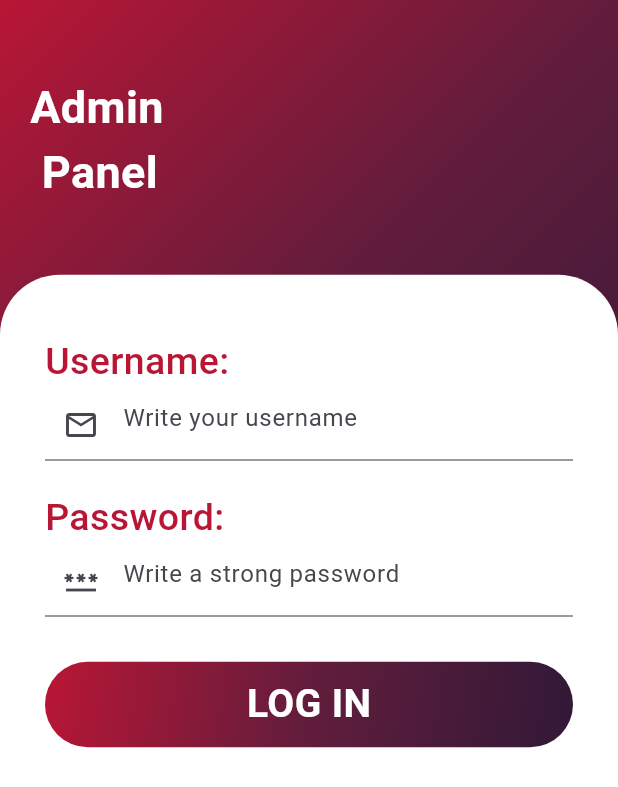
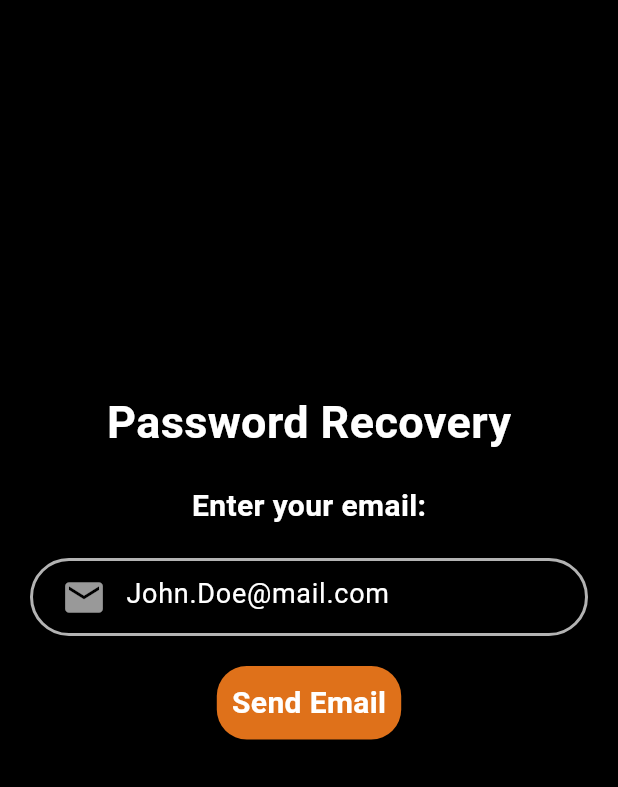
Before and after one commit to ralmutaweh/barber-booking-app-fluttter-version2, a Flutter app: the screen it shows after launch, on a phone screen of 412 x 824 dp. Shown: the top 787 px of the screen. Run offline on Flutter 3.47's test engine with Material 3 defaults, Android fonts, the phone set to English and light mode, and no system bars; our stand-ins replace cloud_firestore, firebase_auth, firebase_core, random_string, shared_preferences; accounts and stored records are empty.

Commit message:
Password recovery implementation

```diff
--- a/lib/main.dart
+++ b/lib/main.dart
@@ -1,6 +1,7 @@
 import 'package:barber_booking_app/Admin/admin_login.dart';
 import 'package:barber_booking_app/Admin/booking_admin.dart';
 import 'package:barber_booking_app/pages/booking.dart';
+import 'package:barber_booking_app/pages/forget_password.dart';
 import 'package:barber_booking_app/pages/home.dart';
 import 'package:barber_booking_app/pages/login.dart';
 import 'package:barber_booking_app/pages/onboarding.dart';
@@ -28,7 +29,7 @@ class MyApp extends StatelessWidget {
       theme: ThemeData(
         colorScheme: ColorScheme.fromSeed(seedColor: Colors.deepPurple),
       ),
-      home: AdminLogin(),
+      home: ForgetPassword(),
     );
   }
 }
--- /dev/null
+++ b/lib/pages/forget_password.dart
@@ -0,0 +1,137 @@
+import 'package:barber_booking_app/services/database.dart';
+import 'package:firebase_auth/firebase_auth.dart';
+import 'package:flutter/material.dart';
+
+class ForgetPassword extends StatefulWidget {
+  const ForgetPassword({super.key});
+
+  @override
+  State<ForgetPassword> createState() => _ForgetPasswordState();
+}
+
+class _ForgetPasswordState extends State<ForgetPassword> {
+  String? email;
+  TextEditingController emailController = TextEditingController();
+
+  final _formKey = GlobalKey<FormState>();
+
+  ResetPassword() async {
+    // Function to reset password
+    try {
+      await FirebaseAuth.instance.sendPasswordResetEmail(email: email!);
+      ScaffoldMessenger.of(context).showSnackBar(
+        SnackBar(
+          content: Text(
+            'Password reset email sent to $email',
+            style: TextStyle(fontSize: 20),
+          ),
+          backgroundColor: Colors.green,
+        ),
+      );
+    } on FirebaseAuthException catch (e) {
+      if (e.code == 'user-not-found') {
+        ScaffoldMessenger.of(context).showSnackBar(
+          SnackBar(
+            content: Text(
+              'Not user was found for the email provided',
+              style: TextStyle(fontSize: 20),
+            ),
+            backgroundColor: Colors.green,
+          ),
+        );
+      }
+    }
+  }
+
+  @override
+  Widget build(BuildContext context) {
+    return Scaffold(
+      backgroundColor: Colors.black,
+      body: Container(
+        margin: EdgeInsets.symmetric(vertical: 200),
+        child: Column(
+          children: [
+            SizedBox(height: 60),
+            Container(
+              child: Text(
+                'Password Recovery',
+                style: TextStyle(
+                  fontSize: 30,
+                  color: Colors.white,
+                  fontWeight: FontWeight.bold,
+                ),
+              ),
+            ),
+            SizedBox(height: 20),
+            Text(
+              'Enter your email:',
+              style: TextStyle(
+                fontSize: 20,
+                color: Colors.white,
+                fontWeight: FontWeight.bold,
+              ),
+            ),
+            SizedBox(height: 20),
+            Form(
+              key: _formKey,
+              child: Container(
+                margin: EdgeInsets.symmetric(horizontal: 20),
+                padding: EdgeInsets.only(left: 10),
+                decoration: BoxDecoration(
+                  border: Border.all(color: Colors.white70, width: 2),
+                  borderRadius: BorderRadius.circular(30),
+                ),
+                child: TextFormField(
+                  controller: emailController,
+                  validator: (value) {
+                    if (value!.isEmpty || value == null) {
+                      return 'Please enter your email';
+                    }
+                    return null;
+                  },
+                  style: TextStyle(color: Colors.white),
+                  decoration: InputDecoration(
+                    border: InputBorder.none,
+                    hintText: 'John.Doe@mail.com',
+                    hintStyle: TextStyle(fontSize: 18, color: Colors.white),
+                    prefixIcon: Icon(
+                      Icons.mail,
+                      color: Colors.white60,
+                      size: 30,
+                    ),
+                  ),
+                ),
+              ),
+            ),
+            SizedBox(height: 20),
+            Container(
+              padding: EdgeInsets.all(10),
+              decoration: BoxDecoration(
+                color: Color(0xFFdf711a),
+                borderRadius: BorderRadius.circular(20),
+              ),
+              child: GestureDetector(
+                onTap: () async {
+                  if (_formKey.currentState!.validate()) {
+                    setState(() {
+                      email = emailController.text;
+                    });
+                    ResetPassword();
+                  }
+                },
+                child: Text(
+                  'Send Email',
+                  style: TextStyle(
+                    color: Colors.white,
+                    fontSize: 20,
+                    fontWeight: FontWeight.bold,
+                  ),
+                ),
+              ),
+            ),
+          ],
+        ),
+      ),
+    );
+  }
+}
```
